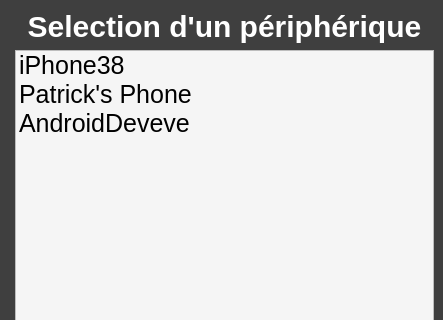
Qt form deviceselectionwindow.ui (dbuhon/KeepItSecret) before a commit; both pictures show x 0 to 443 and y 0 to 320 of the 443 by 511 pixel window.
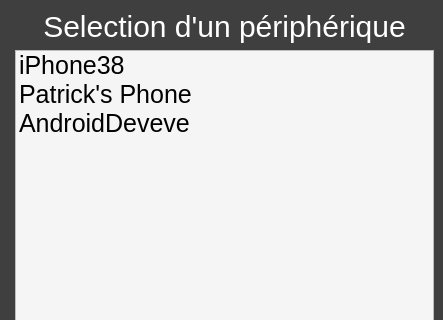
The same form after that commit.

Diff of the .ui file:
```diff
--- a/deviceselectionwindow.ui
+++ b/deviceselectionwindow.ui
@@ -64,8 +64,6 @@
           <property name="font">
            <font>
             <pointsize>-1</pointsize>
-            <weight>75</weight>
-            <bold>true</bold>
            </font>
           </property>
           <property name="styleSheet">
```
Left out of the diff: 10 changed lines with no effect on the pictures.
